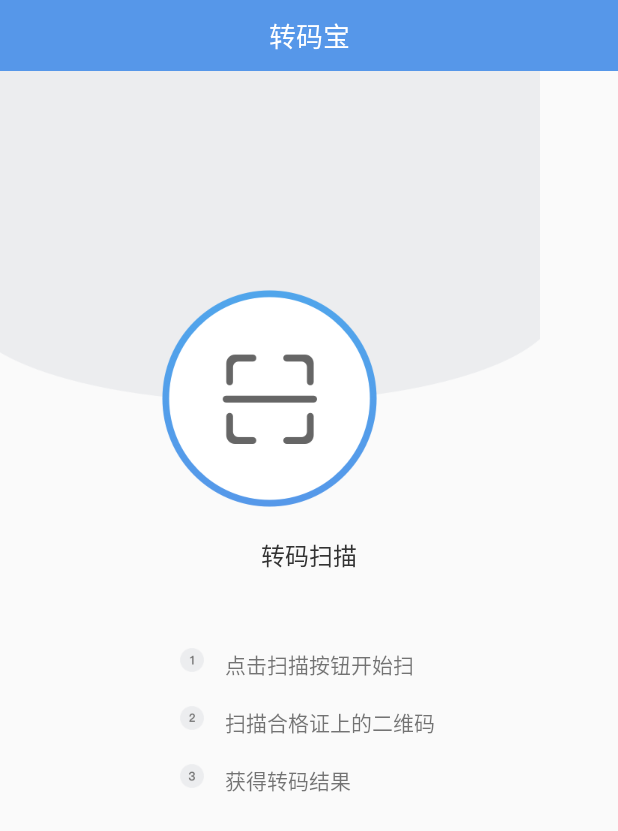
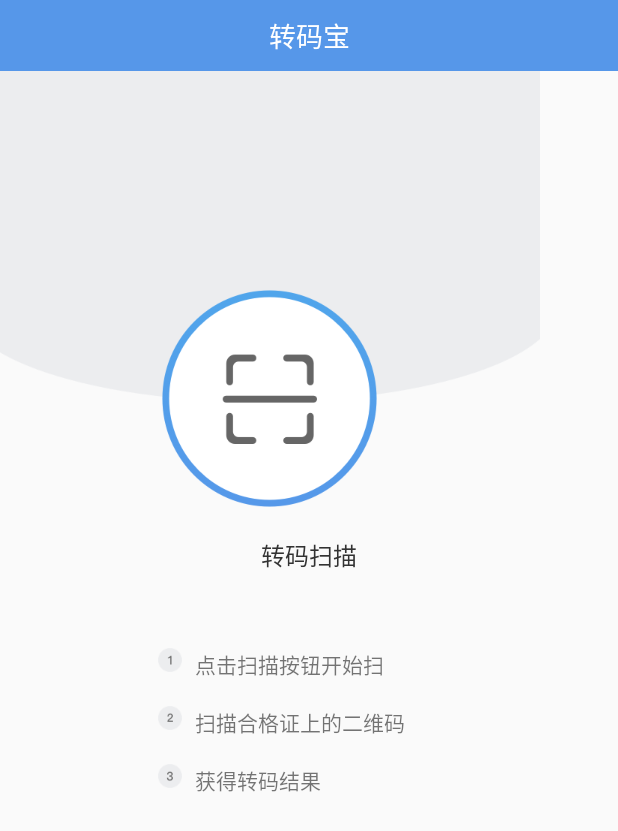
Before and after one commit to laiyuchenrushuang/transcoder, an Android app: the screen it shows after launch (QRActivity), on a phone screen of 412 x 824 dp. Shown: the top 831 px of the screen. Run offline under Robolectric (Android 15) with nearby library versions, the phone set to English and light mode, and no system bars.

Commit message:
Code优化

```diff
--- a/transcoder/app/build.gradle
+++ b/transcoder/app/build.gradle
@@ -4,7 +4,7 @@ android {
     compileSdkVersion 27
     defaultConfig {
         applicationId "transcoder.hc.com.transcoder"
-        minSdkVersion 25
+        minSdkVersion 21
         targetSdkVersion 26
         versionCode 1
         versionName "1.0"
--- a/transcoder/app/src/main/res/layout/activity_decode_main.xml
+++ b/transcoder/app/src/main/res/layout/activity_decode_main.xml
@@ -68,11 +68,11 @@
                 <ImageView
                     android:layout_width="wrap_content"
                     android:layout_height="wrap_content"
-                    android:layout_marginLeft="@dimen/dp120"
+                    android:layout_marginLeft="105dp"
                     android:background="@mipmap/step_first" />
 
                 <TextView
-                    android:layout_marginLeft="@dimen/dp150"
+                    android:layout_marginLeft="130dp"
                     android:layout_width="wrap_content"
                     android:layout_height="wrap_content"
                     android:text="@string/first_step" />
@@ -89,11 +89,11 @@
                 <ImageView
                     android:layout_width="wrap_content"
                     android:layout_height="wrap_content"
-                    android:layout_marginLeft="@dimen/dp120"
+                    android:layout_marginLeft="105dp"
                     android:background="@mipmap/step_second" />
 
                 <TextView
-                    android:layout_marginLeft="@dimen/dp150"
+                    android:layout_marginLeft="130dp"
                     android:layout_width="wrap_content"
                     android:layout_height="wrap_content"
                     android:text="@string/second_step" />
@@ -110,11 +110,11 @@
                 <ImageView
                     android:layout_width="wrap_content"
                     android:layout_height="wrap_content"
-                    android:layout_marginLeft="@dimen/dp120"
+                    android:layout_marginLeft="105dp"
                     android:background="@mipmap/step_third" />
 
                 <TextView
-                    android:layout_marginLeft="@dimen/dp150"
+                    android:layout_marginLeft="130dp"
                     android:layout_width="wrap_content"
                     android:layout_height="wrap_content"
                     android:text="@string/third_step" />
```
Also changed, not shown: transcoder/app/src/main/java/transcoder/hc/com/transcoder/base/BaseActivity.java (+10 -3 lines), transcoder/app/src/main/java/transcoder/hc/com/transcoder/ui/CertificateActivity.java (+5 -15 lines), transcoder/app/src/main/java/transcoder/hc/com/transcoder/utils/AppUtils.java (+47 -0 lines), transcoder/app/src/main/java/transcoder/hc/com/transcoder/zxing/activity/CaptureActivity.java (+17 -14 lines).
